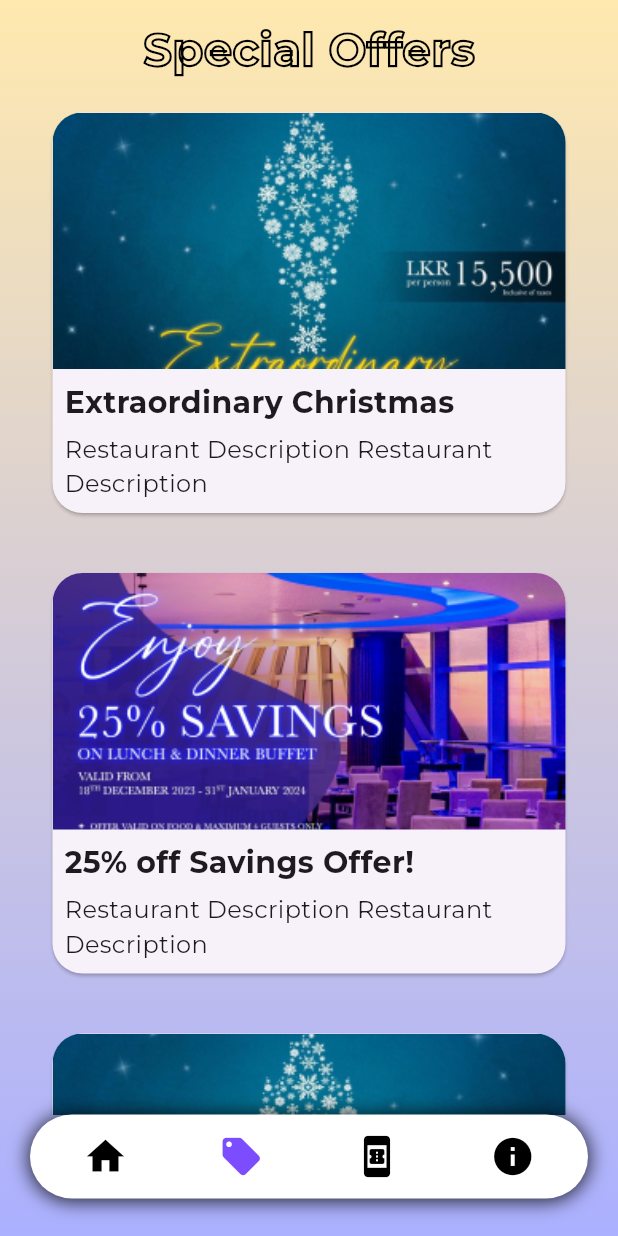
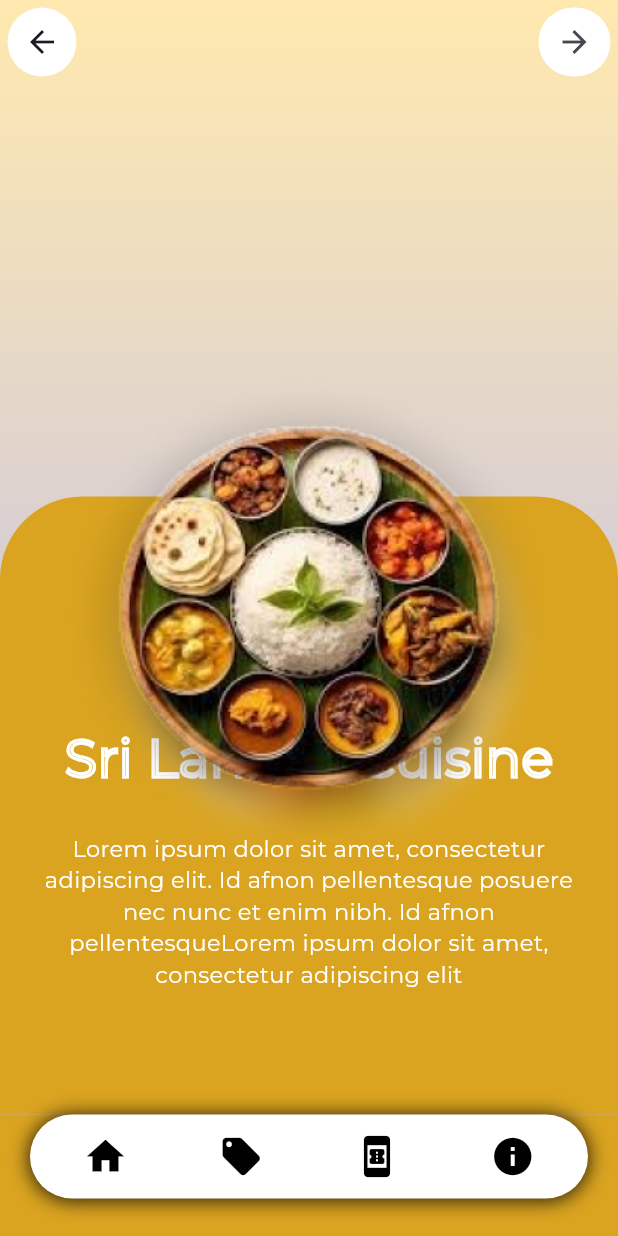
Before and after one commit to Dannansilva/Blue_orbit_mobileApp, a Flutter app: the screen it shows after launch, on a phone screen of 412 x 824 dp. Run offline on Flutter 3.47's test engine with Material 3 defaults, Android fonts, the phone set to English and light mode, and no system bars; our stand-ins replace google_fonts; missing offline and left inert: dart:ffi.

Commit message:
sri lankan page done

```diff
--- a/blue_orbit_mobileapp/lib/Special_offers.dart
+++ b/blue_orbit_mobileapp/lib/Special_offers.dart
@@ -94,7 +94,8 @@ class _SpecialOfferState extends State<SpecialOffer> {
           () => Navigator.pushNamed(context, '/guest'),
         ],
         currentIndex: 1,
-        ));
+      ),
+    );
   }
 }
 
--- /dev/null
+++ b/blue_orbit_mobileapp/lib/SrilankanFD.dart
@@ -0,0 +1,144 @@
+// ignore_for_file: prefer_const_constructors, prefer_const_literals_to_create_immutables
+
+import 'package:blue_orbit_mobileapp/Components/Bottom_navbar.dart';
+import 'package:flutter/material.dart';
+
+class srilankanFD extends StatefulWidget {
+  const srilankanFD({Key? key}) : super(key: key);
+
+  @override
+  State<srilankanFD> createState() => _srilankanFDState();
+}
+
+class _srilankanFDState extends State<srilankanFD> {
+  @override
+  Widget build(BuildContext context) {
+    final screenHeight = MediaQuery.of(context).size.height;
+    final yellowBoxHeight = screenHeight / 2;
+
+    return Scaffold(
+      appBar: AppBar(
+        backgroundColor: Colors.transparent,
+        leading: Padding(
+          padding: const EdgeInsets.all(5.0),
+          child: Container(
+            decoration: BoxDecoration(
+              borderRadius: BorderRadius.circular(50),
+              color: Colors.white,
+            ),
+            child: IconButton(
+              onPressed: () {
+                Navigator.pushNamed(context, '/intro');
+              },
+              icon: const Icon(Icons.arrow_back_outlined),
+            ),
+          ),
+        ),
+        //second icon button
+        actions: [
+          Padding(
+            padding: const EdgeInsets.all(5.0),
+            child: Container(
+              decoration: BoxDecoration(
+                borderRadius: BorderRadius.circular(50),
+                color: Colors.white,
+              ),
+              child: IconButton(
+                onPressed: () {
+                  Navigator.pushNamed(context, '/guest');
+                },
+                icon: const Icon(Icons.arrow_forward_outlined),
+              ),
+            ),
+          ),
+        ],
+      ),
+      extendBodyBehindAppBar: true,
+      body: Stack(
+        children: [
+          Container(
+            decoration: const BoxDecoration(
+              gradient: LinearGradient(
+                begin: Alignment.bottomRight,
+                end: Alignment.topRight,
+                colors: [Color(0xffABB0FF), Color(0xFFFFE9AF)],
+              ),
+            ),
+          ),
+          //yellow box and bottom navigation bar
+          Positioned(
+            left: 0,
+            right: 0,
+            bottom: 0,
+            child: Column(
+              children: [
+                Container(
+                  height: yellowBoxHeight,
+                  decoration: BoxDecoration(
+                    color: Color(0xffDAA420),
+                    borderRadius: BorderRadius.only(
+                      topLeft: Radius.circular(55),
+                      topRight: Radius.circular(55),
+                    ),
+                  ),
+                  child: SafeArea(
+                    child: Padding(
+                      padding: const EdgeInsets.only(top: 35.0),
+                      child: Column(
+                        mainAxisAlignment: MainAxisAlignment.center,
+                        children: [
+                          Text(
+                            "Sri Lankan Cuisine",
+                            style: TextStyle(
+                                fontSize: 35,
+                                decoration: TextDecoration.none,
+                                foreground: Paint()
+                                  ..strokeWidth = 2
+                                  ..color = Colors.white
+                                  ..style = PaintingStyle.stroke),
+                          ),
+                          Center(
+                            child: Padding(
+                              padding: const EdgeInsets.all(25.0),
+                              child: Text(
+                                "Lorem ipsum dolor sit amet, consectetur adipiscing elit. Id afnon pellentesque posuere nec nunc et enim nibh. Id afnon pellentesqueLorem ipsum dolor sit amet, consectetur adipiscing elit",
+                                textAlign: TextAlign.center,
+                                style: TextStyle(
+                                    color: Colors.white, fontSize: 15),
+                              ),
+                            ),
+                          ),
+                        ],
+                      ),
+                    ),
+                  ),
+                ),
+                // Bottom Navigation Bar
+                Container(
+                  color: Color(0xffDAA420), // Set the background color here
+                  child: BottomNavBar(
+                    icons: [
+                      Icons.home,
+                      Icons.local_offer,
+                      Icons.book_online,
+                      Icons.info,
+                    ],
+                    onPressed: [
+                      () => Navigator.pushNamed(context, '/intro'),
+                      () => Navigator.pushNamed(context, '/offer'),
+                      () => Navigator.pushNamed(context, '/intro2'),
+                      () => Navigator.pushNamed(context, '/guest'),
+                    ],
+                    currentIndex: -1,
+                  ),
+                ),
+              ],
+            ),
+          ),
+          // image
+          Center(child: Image.asset("assets/srilankan.png")),
+        ],
+      ),
+    );
+  }
+}
--- a/blue_orbit_mobileapp/lib/main.dart
+++ b/blue_orbit_mobileapp/lib/main.dart
@@ -1,9 +1,11 @@
 // ignore_for_file: prefer_const_constructors
 
+import 'dart:ffi';
 import 'dart:ui';
 
 import 'package:blue_orbit_mobileapp/Login.dart';
 import 'package:blue_orbit_mobileapp/Special_offers.dart';
+import 'package:blue_orbit_mobileapp/SrilankanFD.dart';
 import 'package:blue_orbit_mobileapp/guest.dart';
 import 'package:blue_orbit_mobileapp/intro.dart';
 import 'package:blue_orbit_mobileapp/intro2.dart';
@@ -24,7 +26,7 @@ class MyApp extends StatelessWidget {
         fontFamily: GoogleFonts.montserrat().fontFamily,
       ),
       debugShowCheckedModeBanner: false,
-      home: SpecialOffer(),
+      home: srilankanFD(),
       routes: {
         '/intro': (context) => const intro(),
         '/intro2': (context) => const intro2(),
```
Also changed, not shown: blue_orbit_mobileapp/assets/srilankan.png (added). Lines whose indentation alone changed are shown as unchanged.
